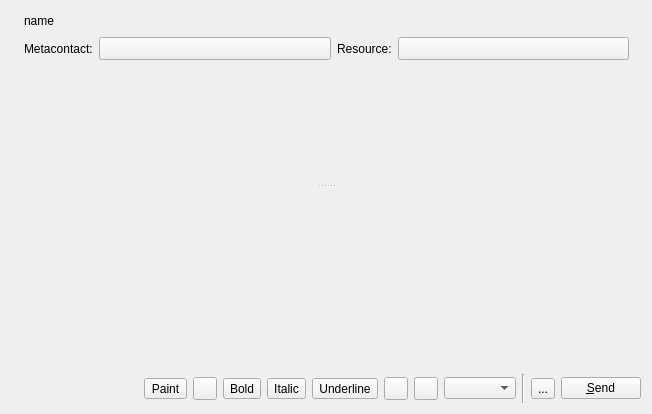
Before: the Qt Designer form widgets/chatwidget.ui in xmpp-graveyard/jabbim, drawn with Qt 5.
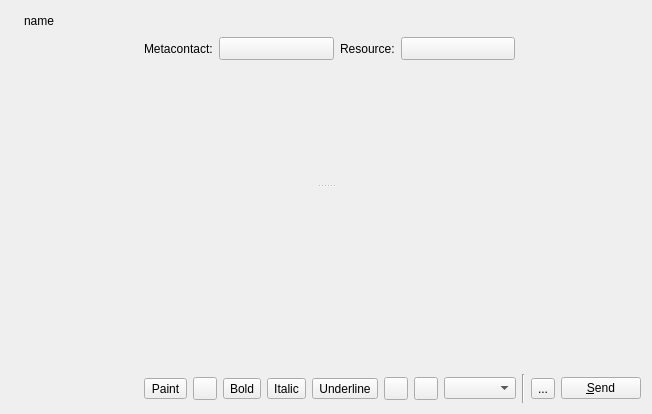
After: the same form once the commit is applied. Icons and pictures are not drawn.

What changed in the file:
```diff
--- a/widgets/chatwidget.ui
+++ b/widgets/chatwidget.ui
@@ -70,6 +70,19 @@
      </item>
      <item row="1" column="1" >
       <layout class="QHBoxLayout" name="horizontalLayout_2" >
+       <item>
+        <widget class="QLabel" name="infoLabel" >
+         <property name="sizePolicy" >
+          <sizepolicy vsizetype="Preferred" hsizetype="Expanding" >
+           <horstretch>0</horstretch>
+           <verstretch>0</verstretch>
+          </sizepolicy>
+         </property>
+         <property name="text" >
+          <string/>
+         </property>
+        </widget>
+       </item>
        <item>
         <widget class="QLabel" name="metaLabel" >
          <property name="text" >
@@ -122,6 +135,19 @@
          </property>
         </widget>
        </item>
+       <item>
+        <spacer name="horizontalSpacer_2" >
+         <property name="orientation" >
+          <enum>Qt::Horizontal</enum>
+         </property>
+         <property name="sizeHint" stdset="0" >
+          <size>
+           <width>40</width>
+           <height>20</height>
+          </size>
+         </property>
+        </spacer>
+       </item>
        <item>
         <widget class="QWidget" native="1" name="ftwidget" />
        </item>
```
Left out of the diff: 1 changed line with no effect on the pictures.
